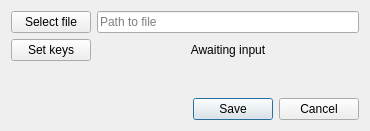
Old version of the form ui/layouts/AddEditFileDialog.ui in the repository IMatynia/epicki-soundboard-v3.
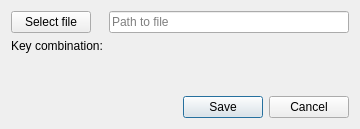
New version of the form.

```diff
--- a/ui/layouts/AddEditFileDialog.ui
+++ b/ui/layouts/AddEditFileDialog.ui
@@ -6,8 +6,8 @@
    <rect>
     <x>0</x>
     <y>0</y>
-    <width>370</width>
-    <height>131</height>
+    <width>360</width>
+    <height>129</height>
    </rect>
   </property>
   <property name="windowTitle">
@@ -19,6 +19,13 @@
      <property name="sizeConstraint">
       <enum>QLayout::SetMaximumSize</enum>
      </property>
+     <item row="0" column="0">
+      <widget class="QPushButton" name="bChooseFile">
+       <property name="text">
+        <string>Select file</string>
+       </property>
+      </widget>
+     </item>
      <item row="0" column="1">
       <widget class="QLineEdit" name="leFilePath">
        <property name="toolTip">
@@ -30,30 +37,18 @@
       </widget>
      </item>
      <item row="1" column="0">
-      <widget class="QPushButton" name="bScanKeys">
+      <widget class="QLabel" name="label">
        <property name="text">
-        <string>Set keys</string>
+        <string>Key combination:</string>
        </property>
       </widget>
      </item>
      <item row="1" column="1">
-      <widget class="QLabel" name="lKeys">
-       <property name="text">
-        <string>Awaiting input</string>
-       </property>
-       <property name="alignment">
-        <set>Qt::AlignCenter</set>
-       </property>
-      </widget>
+      <layout class="QVBoxLayout" name="buttonPlaceholder"/>
      </item>
-     <item row="0" column="0">
-      <widget class="QPushButton" name="bChooseFile">
-       <property name="text">
-        <string>Select file</string>
-       </property>
-      </widget>
-     </item>
-     <item row="2" column="1">
+    </layout>
+   </item>
+   <item>
       <spacer name="verticalSpacer">
        <property name="orientation">
         <enum>Qt::Vertical</enum>
@@ -65,8 +60,6 @@
         </size>
        </property>
       </spacer>
-     </item>
-    </layout>
    </item>
    <item>
     <layout class="QHBoxLayout" name="horizontalLayout">
```
Lines whose indentation alone changed are shown as unchanged.
